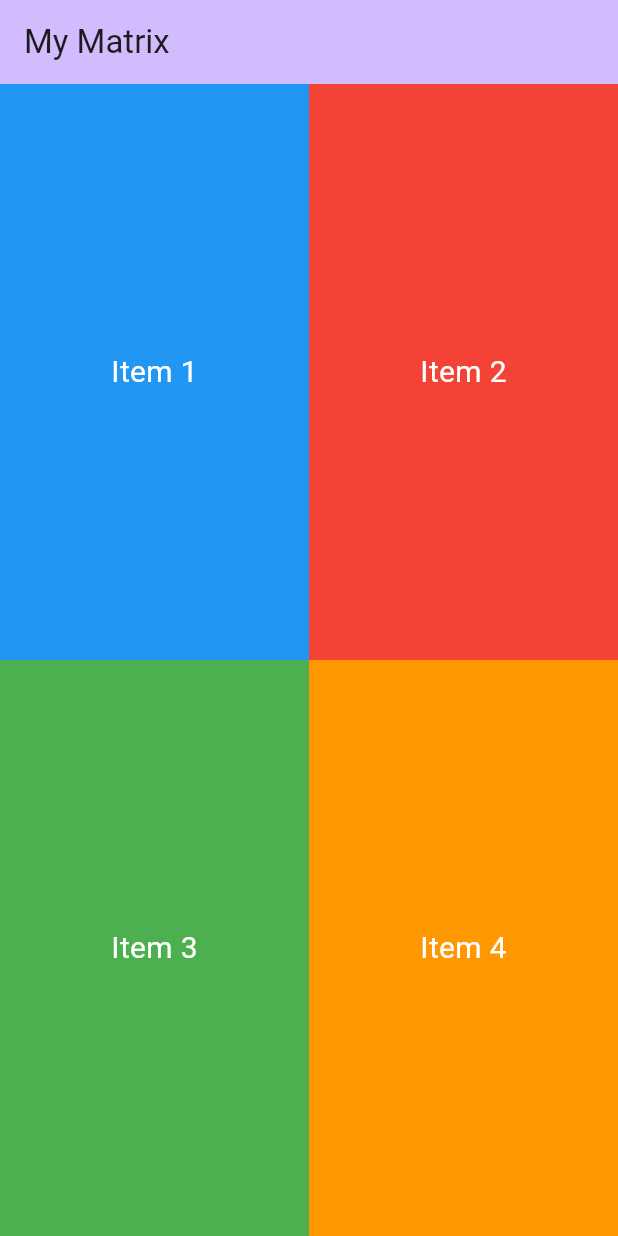
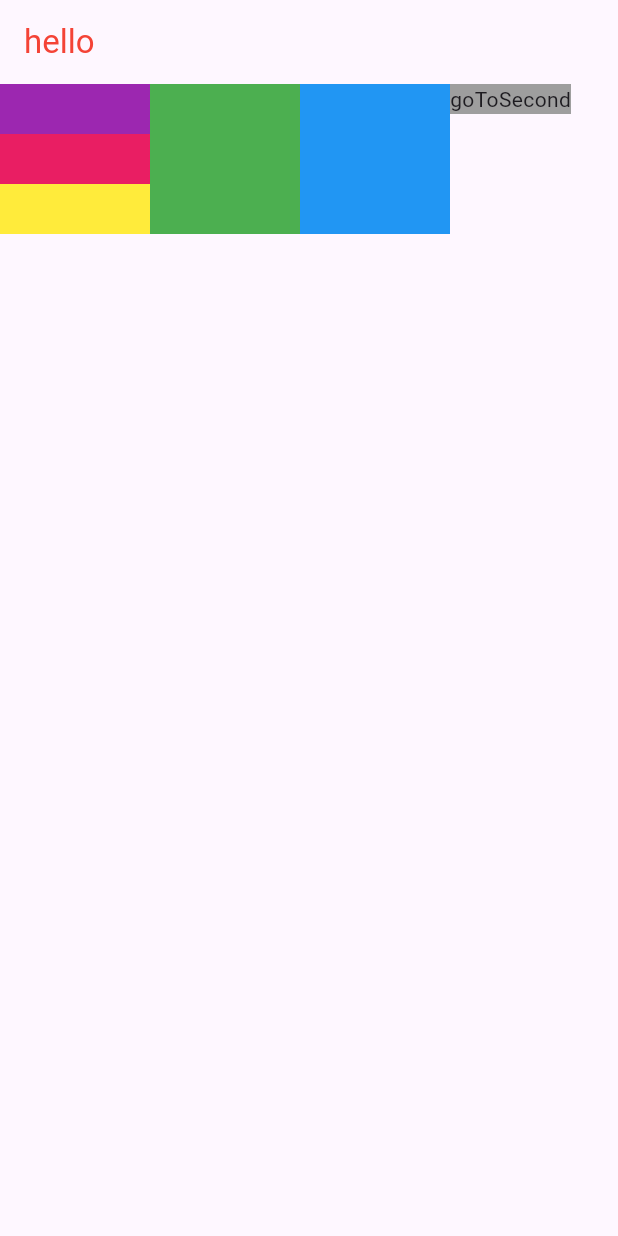
Before and after one commit to iamheesoo/my-matrix, a Flutter app: the screen it shows after launch, on a phone screen of 412 x 824 dp. Run offline on Flutter 3.47's test engine with Material 3 defaults, Android fonts, the phone set to English and light mode, and no system bars.

Commit message:
[Add] 데이터를 가지고 화면 이동

```diff
--- a/lib/main.dart
+++ b/lib/main.dart
@@ -1,4 +1,5 @@
 import 'package:flutter/material.dart';
+import 'package:my_matrix/page/SecondPage.dart';
 
 void main() {
   runApp(const MyApp());
@@ -10,146 +11,72 @@ class MyApp extends StatelessWidget {
   // This widget is the root of your application.
   @override
   Widget build(BuildContext context) {
-    return MaterialApp(
-      title: 'Flutter Demo',
-      theme: ThemeData(
-        // This is the theme of your application.
-        //
-        // TRY THIS: Try running your application with "flutter run". You'll see
-        // the application has a purple toolbar. Then, without quitting the app,
-        // try changing the seedColor in the colorScheme below to Colors.green
-        // and then invoke "hot reload" (save your changes or press the "hot
-        // reload" button in a Flutter-supported IDE, or press "r" if you used
-        // the command line to start the app).
-        //
-        // Notice that the counter didn't reset back to zero; the application
-        // state is not lost during the reload. To reset the state, use hot
-        // restart instead.
-        //
-        // This works for code too, not just values: Most code changes can be
-        // tested with just a hot reload.
-        colorScheme: ColorScheme.fromSeed(seedColor: Colors.deepPurple),
-        useMaterial3: true,
+    return MaterialApp(home: HomePage());
+  }
+}
+
+class HomePage extends StatelessWidget {
+  @override
+  Widget build(BuildContext context) {
+    return Scaffold(
+      appBar: AppBar(
+        title: Text(
+          "hello",
+          style: TextStyle(color: Colors.red),
+        ),
       ),
-      home: const MyHomePage(title: 'My Matrix'),
+      body: Row(
+        crossAxisAlignment: CrossAxisAlignment.start,
+        children: [
+          Container(
+            width: 100,
+            height: 100,
+            child: Column(
+              children: [
+                Expanded(
+                  flex: 1,
+                  child: Container(color: Colors.purple),
+                ),
+                Expanded(
+                  flex: 1,
+                  child: Container(color: Colors.pink),
+                ),
+                Expanded(
+                  flex: 1,
+                  child: Container(color: Colors.yellow),
+                ),
+              ],
+            ),
+          ),
+          Container(
+            width: 100,
+            height: 100,
+            color: Colors.green,
+          ),
+          Container(
+            width: 100,
+            height: 100,
+            color: Colors.blue,
+          ),
+          GestureDetector(
+            onTap: () {
+              Navigator.push(
+                  context,
+                  MaterialPageRoute(
+                      builder: (context) => SecondPage(
+                            isKorean: false,
+                            name: "JOHN",
+                            age: 20,
+                            gender: "F",
+                          )));
+            },
+            child: Container(
+              child: Text("goToSecond"),
+              color: Colors.grey,
+            ),
+          )
+        ],
+      ),
     );
   }
 }
-
-class MyHomePage extends StatefulWidget {
-  const MyHomePage({super.key, required this.title});
-
-  // This widget is the home page of your application. It is stateful, meaning
-  // that it has a State object (defined below) that contains fields that affect
-  // how it looks.
-
-  // This class is the configuration for the state. It holds the values (in this
-  // case the title) provided by the parent (in this case the App widget) and
-  // used by the build method of the State. Fields in a Widget subclass are
-  // always marked "final".
-
-  final String title;
-
-  @override
-  State<MyHomePage> createState() => _MyHomePageState();
-}
-
-class _MyHomePageState extends State<MyHomePage> {
-  int _counter = 0;
-
-  void _incrementCounter() {
-    setState(() {
-      // This call to setState tells the Flutter framework that something has
-      // changed in this State, which causes it to rerun the build method below
-      // so that the display can reflect the updated values. If we changed
-      // _counter without calling setState(), then the build method would not be
-      // called again, and so nothing would appear to happen.
-      _counter++;
-    });
-  }
-
-  @override
-  Widget build(BuildContext context) {
-    // This method is rerun every time setState is called, for instance as done
-    // by the _incrementCounter method above.
-    //
-    // The Flutter framework has been optimized to make rerunning build methods
-    // fast, so that you can just rebuild anything that needs updating rather
-    // than having to individually change instances of widgets.
-    return Scaffold(
-        appBar: AppBar(
-          // TRY THIS: Try changing the color here to a specific color (to
-          // Colors.amber, perhaps?) and trigger a hot reload to see the AppBar
-          // change color while the other colors stay the same.
-          backgroundColor: Theme.of(context).colorScheme.inversePrimary,
-          // Here we take the value from the MyHomePage object that was created by
-          // the App.build method, and use it to set our appbar title.
-          title: Text(widget.title),
-        ),
-        body: LayoutBuilder(
-          builder: (context, constraints) {
-            // 화면의 너비와 높이 가져오기
-            double itemWidth = constraints.maxWidth / 2;
-            double itemHeight = constraints.maxHeight / 2;
-
-            return Column(
-              children: [
-                Row(
-                  children: [
-                    Container(
-                      width: itemWidth,
-                      height: itemHeight,
-                      color: Colors.blue,
-                      child: Center(
-                        child: Text(
-                          'Item 1',
-                          style: TextStyle(color: Colors.white, fontSize: 20),
-                        ),
-                      ),
-                    ),
-                    Container(
-                      width: itemWidth,
-                      height: itemHeight,
-                      color: Colors.red,
-                      child: Center(
-                        child: Text(
-                          'Item 2',
-                          style: TextStyle(color: Colors.white, fontSize: 20),
-                        ),
-                      ),
-                    ),
-                  ],
-                ),
-                Row(
-                  children: [
-                    Container(
-                      width: itemWidth,
-                      height: itemHeight,
-                      color: Colors.green,
-                      child: Center(
-                        child: Text(
-                          'Item 3',
-                          style: TextStyle(color: Colors.white, fontSize: 20),
-                        ),
-                      ),
-                    ),
-                    Container(
-                      width: itemWidth,
-                      height: itemHeight,
-                      color: Colors.orange,
-                      child: Center(
-                        child: Text(
-                          'Item 4',
-                          style: TextStyle(color: Colors.white, fontSize: 20),
-                        ),
-                      ),
-                    ),
-                  ],
-                ),
-              ],
-            );
-          },
-        ) // This trailing comma makes auto-formatting nicer for build methods.
-        );
-  }
-}
--- a/lib/page/SecondPage.dart
+++ b/lib/page/SecondPage.dart
@@ -0,0 +1,26 @@
+import 'package:flutter/material.dart';
+
+class SecondPage extends StatelessWidget {
+  String name;
+  int age;
+  String gender;
+  bool isKorean;
+
+  SecondPage(
+      {required this.name, required this.age, required this.gender, required this.isKorean});
+
+  @override
+  Widget build(BuildContext context) {
+    return Scaffold(
+        appBar: AppBar(title: Text("SecondPage")),
+        body: Column(
+          children: [
+            Text(name),
+            Text("$age"),
+            Text(gender),
+            Text("$isKorean")
+          ],
+        )
+    );
+  }
+}
```
